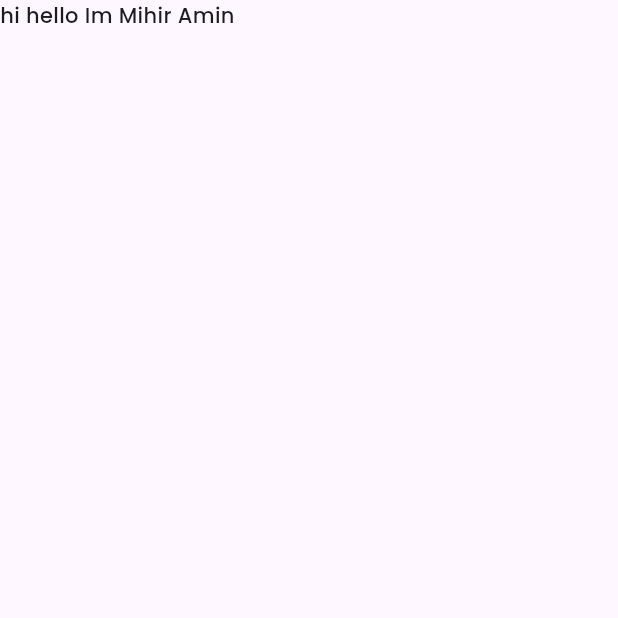
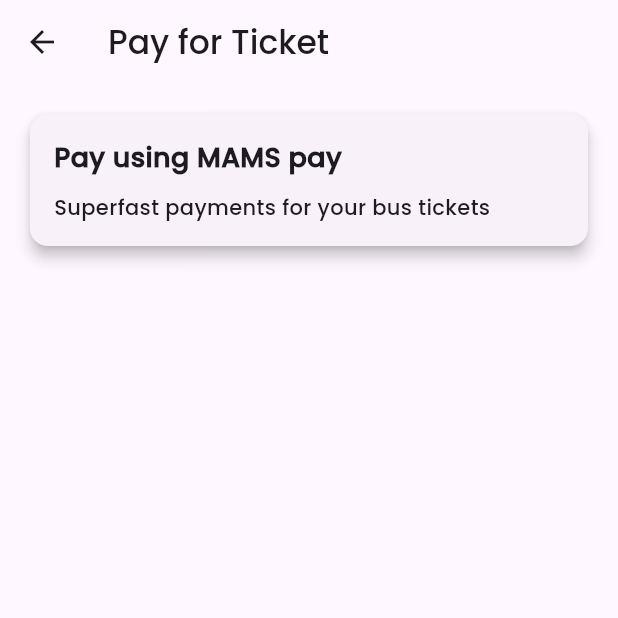
Before and after one commit to DYNAMICMORTAL/mams, a Flutter app: the screen it shows after launch, after a tap on "Pay for ticket", on a phone screen of 412 x 824 dp, the top half of it. Run offline on Flutter 3.47's test engine with Material 2 defaults, Android fonts, the light colour scheme and no system bars; our stand-ins replace fluentui_icons, gap, google_maps_flutter, video_player; missing offline and left inert: custom_info_window, flutter_polyline_points.

Commit message:
payforticket page created

```diff
--- a/lib/inkwell_pages/payforticket_view.dart
+++ /dev/null
@@ -1,13 +0,0 @@
-import 'package:flutter/cupertino.dart';
-import 'package:flutter/material.dart';
-
-class PayForTicket extends StatelessWidget {
-  const PayForTicket({super.key});
-
-  @override
-  Widget build(BuildContext context) {
-    return Scaffold(
-      body: Text("hi hello Im Mihir Amin"),
-    );
-  }
-}
--- a/lib/main.dart
+++ b/lib/main.dart
@@ -8,7 +8,7 @@ import 'screens/profile_view.dart';
 import 'inkwell_pages/settings_view.dart';
 import 'inkwell_pages/subscriptions_view.dart';
 import 'inkwell_pages/rewards_view.dart';
-import 'inkwell_pages/payforticket_view.dart';
+import 'payments/payforticket_view.dart';
 import 'maps/scheduled_bus_overview.dart';
 
 void main() {
@@ -33,7 +33,7 @@ class MyApp extends StatelessWidget {
         '/settings': (context) => const SettingsPage(),
         '/subscriptions': (context) => const SubscriptionsPage(),
         '/rewards': (context) => const RewardsPage(),
-        '/payforticket': (context) => const PayForTicket(),
+        '/payforticket': (context) => PayForTicketPage(),
       },
       theme: ThemeData(
         fontFamily: 'Poppins',
--- /dev/null
+++ b/lib/payments/payforticket_view.dart
@@ -0,0 +1,44 @@
+import 'package:flutter/material.dart';
+
+class PayForTicketPage extends StatelessWidget {
+  @override
+  Widget build(BuildContext context) {
+    return Scaffold(
+      appBar: AppBar(
+        title: Text("Pay for Ticket"),
+      ),
+      body: PayForTicketContent(), // Using a separate widget for content
+    );
+  }
+}
+
+class PayForTicketContent extends StatelessWidget {
+  @override
+  Widget build(BuildContext context) {
+    return Padding(
+      padding: const EdgeInsets.all(16.0),
+      child: Column(
+        crossAxisAlignment: CrossAxisAlignment.stretch,
+        children: [
+          Card(
+            elevation: 4,
+            child: Padding(
+              padding: const EdgeInsets.all(16.0),
+              child: Column(
+                crossAxisAlignment: CrossAxisAlignment.start,
+                children: [
+                  Text(
+                    "Pay using MAMS pay",
+                    style: TextStyle(fontSize: 18, fontWeight: FontWeight.bold),
+                  ),
+                  SizedBox(height: 10),
+                  Text("Superfast payments for your bus tickets"),
+                ],
+              ),
+            ),
+          ),
+        ],
+      ),
+    );
+  }
+}
--- a/lib/screens/bus_pass_view.dart
+++ b/lib/screens/bus_pass_view.dart
@@ -3,6 +3,7 @@ import 'package:flutter/cupertino.dart';
 import 'package:flutter/material.dart';
 import 'package:gap/gap.dart';
 
+import '../payments/payforticket_view.dart';
 import '../utils/app_styles.dart';
 
 class BuyPass extends StatelessWidget {
@@ -82,10 +83,14 @@ class BuyPass extends StatelessWidget {
                         Container(
                           child: ElevatedButton(
                             onPressed: () {
-                              // Handle Pay for ticket button press
-                                Navigator.pushNamed(context, '/payforticket');// Navigate to SettingsPage
+                  Navigator.push(
+                    context,
+                    MaterialPageRoute(
+                      builder: (context) => PayForTicketPage(),
+                    ),
+                  );
+                },
 
-                            },
                             style: ElevatedButton.styleFrom(
                               primary: Colors.white, // Background color
                               shape: RoundedRectangleBorder(
```
Also changed, not shown: lib/inkwell_pages/bus_pass_list_view.dart (added, +38 -0 lines).
